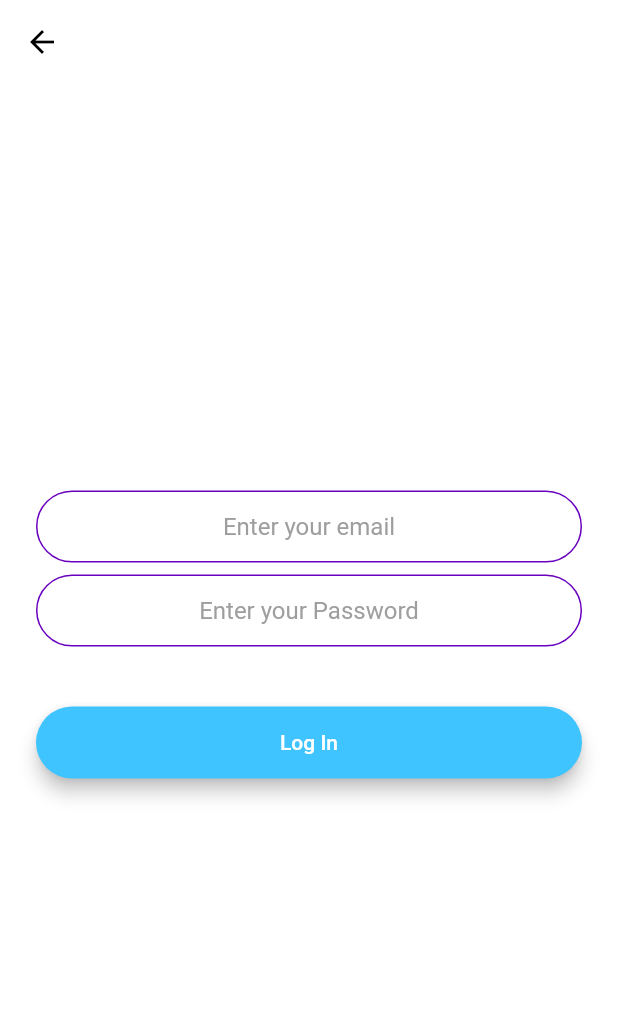
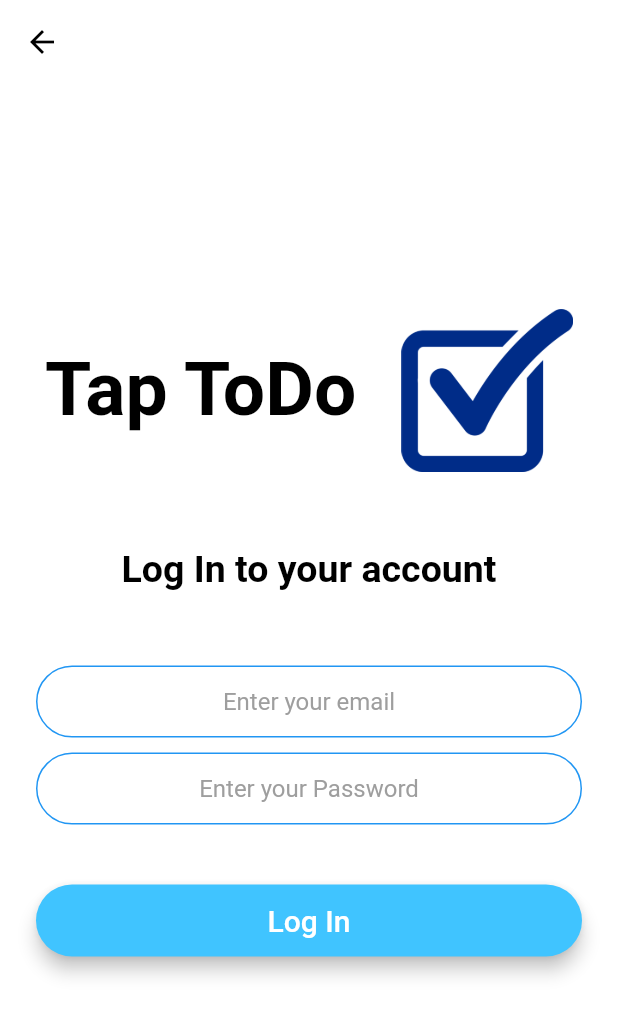
Before and after one commit to krohitk17/tap_todo, a Flutter app: the screen it shows after launch, after a tap on "Log In", on a phone screen of 412 x 824 dp. Shown: the top 1015 px of the screen. Run offline on Flutter 3.47's test engine with Material 2 defaults, Android fonts, the phone set to English and light mode, and no system bars; drawn by our look-alikes of modal_progress_hud_nsn; our stand-ins replace animated_text_kit, cloud_firestore, firebase_auth, firebase_core, flutter_local_notifications, timezone; accounts and stored records are empty.

Commit message:
design changes

```diff
--- /dev/null
+++ b/lib/components/logo.dart
@@ -0,0 +1,29 @@
+import 'package:flutter/material.dart';
+
+Widget Logo(double size) {
+  return Image.asset(
+    'images/logo.png',
+    alignment: Alignment.center,
+    scale: size,
+  );
+}
+
+Widget AppName(double size) {
+  return Row(
+    mainAxisAlignment: MainAxisAlignment.center,
+    children: [
+      const Center(
+        child: Text(
+          'Tap ToDo',
+          style: TextStyle(
+            fontSize: 50,
+            fontWeight: FontWeight.bold,
+            color: Colors.black,
+          ),
+        ),
+      ),
+      const SizedBox(width: 30),
+      Logo(size),
+    ],
+  );
+}
--- a/lib/components/roundedbutton.dart
+++ b/lib/components/roundedbutton.dart
@@ -25,7 +25,7 @@ class RoundedButton extends StatelessWidget {
           height: 42.0,
           child: Text(
             title,
-            style: const TextStyle(color: Colors.white),
+            style: const TextStyle(color: Colors.white, fontSize: 20.0),
           ),
         ),
       ),
--- a/lib/constants.dart
+++ b/lib/components/textfielddecoration.dart
@@ -1,10 +1,4 @@
 import 'package:flutter/material.dart';
-
-const kMessageContainerDecoration = BoxDecoration(
-  border: Border(
-    top: BorderSide(color: Colors.lightBlueAccent, width: 2.0),
-  ),
-);
 
 const kTextFieldDecoration = InputDecoration(
   hintText: 'Enter a value',
@@ -14,11 +8,11 @@ const kTextFieldDecoration = InputDecoration(
     borderRadius: BorderRadius.all(Radius.circular(32.0)),
   ),
   enabledBorder: OutlineInputBorder(
-    borderSide: BorderSide(color: Color(0xFF6900be), width: 1.0),
+    borderSide: BorderSide(color: Colors.blue, width: 1.0),
     borderRadius: BorderRadius.all(Radius.circular(32.0)),
   ),
   focusedBorder: OutlineInputBorder(
-    borderSide: BorderSide(color: Color(0xFF6900be), width: 2.0),
+    borderSide: BorderSide(color: Colors.blue, width: 2.0),
     borderRadius: BorderRadius.all(Radius.circular(32.0)),
   ),
 );
--- a/lib/screens/auth.dart
+++ b/lib/screens/auth.dart
@@ -1,8 +1,9 @@
 import 'package:flutter/material.dart';
 import 'package:firebase_auth/firebase_auth.dart';
 import 'package:modal_progress_hud_nsn/modal_progress_hud_nsn.dart';
+import 'package:todo/components/logo.dart';
 import 'package:todo/components/roundedbutton.dart';
-import 'package:todo/constants.dart';
+import 'package:todo/components/textfielddecoration.dart';
 
 class AuthScreen extends StatefulWidget {
   const AuthScreen({Key? key, required this.login}) : super(key: key);
@@ -47,9 +48,22 @@ class AuthScreenState extends State<AuthScreen> {
         body: Padding(
           padding: const EdgeInsets.symmetric(horizontal: 24.0),
           child: Column(
-            mainAxisAlignment: MainAxisAlignment.center,
             crossAxisAlignment: CrossAxisAlignment.stretch,
             children: <Widget>[
+              const SizedBox(height: 150),
+              AppName(7),
+              const SizedBox(height: 50),
+              Center(
+                child: Text(
+                    widget.login
+                        ? 'Log In to your account'
+                        : 'Create An Account',
+                    style: const TextStyle(
+                        fontSize: 25,
+                        fontWeight: FontWeight.bold,
+                        color: Colors.black)),
+              ),
+              const SizedBox(height: 50),
               TextField(
                 keyboardType: TextInputType.emailAddress,
                 controller: emailController,
@@ -61,7 +75,7 @@ class AuthScreenState extends State<AuthScreen> {
                     kTextFieldDecoration.copyWith(hintText: 'Enter your email'),
               ),
               const SizedBox(
-                height: 8.0,
+                height: 10,
               ),
               TextField(
                 controller: passwordController,
--- a/lib/screens/splash.dart
+++ b/lib/screens/splash.dart
@@ -1,5 +1,6 @@
 import 'package:flutter/material.dart';
 import 'package:animated_text_kit/animated_text_kit.dart';
+import 'package:todo/components/logo.dart';
 import 'package:todo/routes.dart';
 
 class Splashscreen extends StatefulWidget {
@@ -18,7 +19,8 @@ class _SplashscreenState extends State<Splashscreen> {
 
   void goMainScreen() {
     Future.delayed(const Duration(seconds: 2), () {
-      Navigator.pushReplacementNamed(context, RouteNames.mainscreen);
+      Navigator.pushNamedAndRemoveUntil(
+          context, RouteNames.mainscreen, (route) => false);
     });
   }
 
@@ -32,7 +34,7 @@ class _SplashscreenState extends State<Splashscreen> {
           crossAxisAlignment: CrossAxisAlignment.center,
           children: <Widget>[
             SizedBox(
-              width: 150.0,
+              width: 220.0,
               child: DefaultTextStyle(
                 style: const TextStyle(
                   fontSize: 30.0,
@@ -42,8 +44,10 @@ class _SplashscreenState extends State<Splashscreen> {
                     TypewriterAnimatedText('Tap ToDo',
                         textStyle: const TextStyle(
                           fontSize: 40,
+                          fontWeight: FontWeight.bold,
+                          color: Colors.black,
                         ),
-                        speed: const Duration(milliseconds: 200)),
+                        speed: const Duration(milliseconds: 150)),
                   ],
                   onTap: () {
                     Navigator.pushNamed(context, RouteNames.mainscreen);
@@ -51,11 +55,7 @@ class _SplashscreenState extends State<Splashscreen> {
                 ),
               ),
             ),
-            Image.asset(
-              'images/logo.png',
-              alignment: Alignment.center,
-              scale: 2,
-            ),
+            Logo(8),
           ],
         ),
       ),
--- a/lib/screens/welcome.dart
+++ b/lib/screens/welcome.dart
@@ -1,4 +1,5 @@
 import 'package:flutter/material.dart';
+import 'package:todo/components/logo.dart';
 import 'package:todo/components/roundedbutton.dart';
 import 'package:todo/routes.dart';
 
@@ -20,6 +21,8 @@ class _WelcomeScreenState extends State<WelcomeScreen> {
               mainAxisAlignment: MainAxisAlignment.center,
               crossAxisAlignment: CrossAxisAlignment.stretch,
               children: <Widget>[
+                AppName(7),
+                const SizedBox(height: 100),
                 RoundedButton(
                   colour: Colors.lightBlueAccent,
                   title: 'Log In',
```
Also changed, not shown: images/logo.png.
